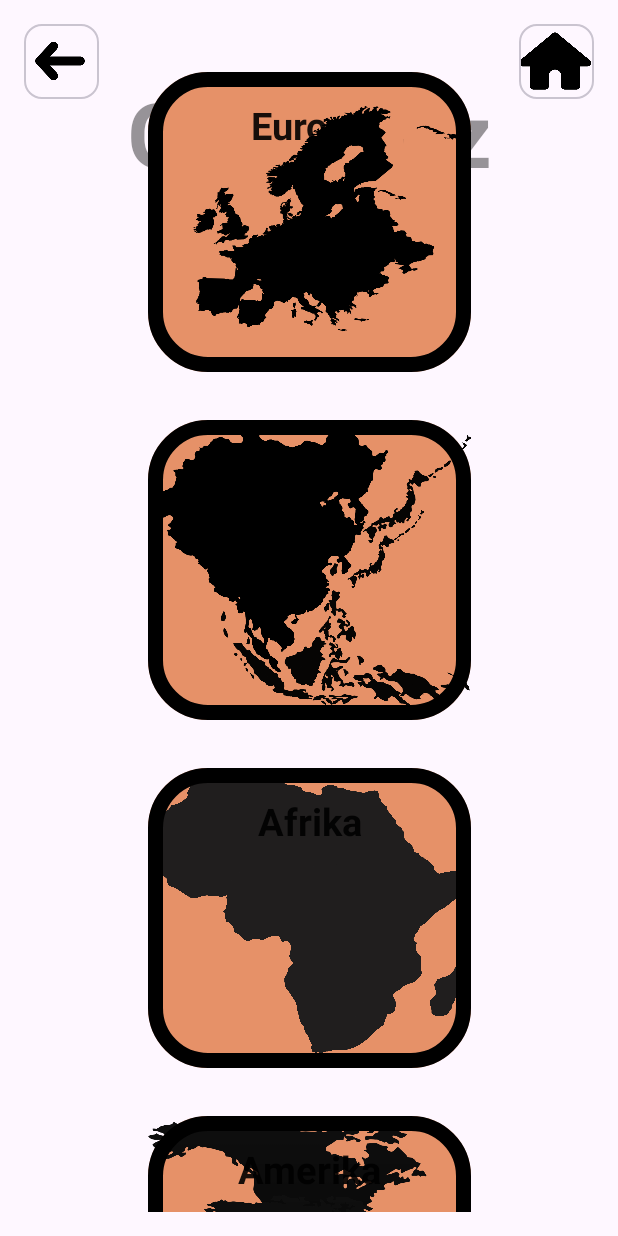
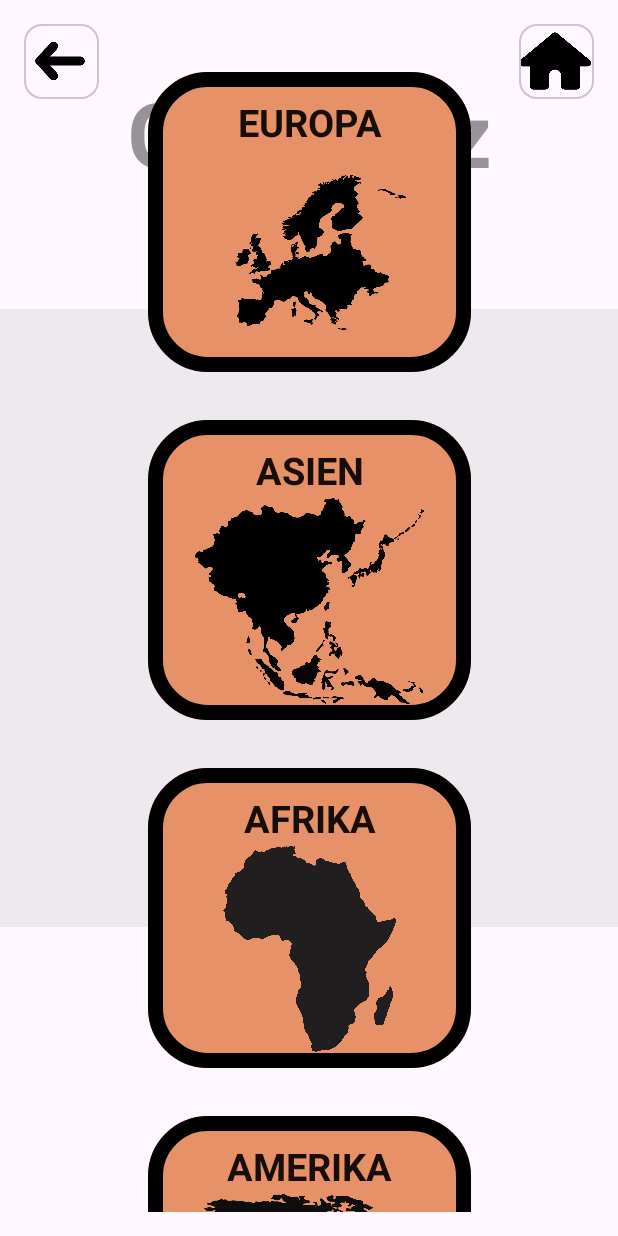
Before and after one commit to Sedat-Duentas/android-abschluss-Sedat-Duentas, an Android app: the ContinentsFragment screen opened through its navigation route, on a phone screen of 412 x 824 dp. Run offline under Robolectric (Android 15) with nearby library versions, the phone set to English and light mode, and no system bars; our stand-ins replace data binding.

Commit message:
RecyclerView3

```diff
--- a/app/src/main/java/com/example/laenderapp/adapter/ContinetsAdapter.kt
+++ b/app/src/main/java/com/example/laenderapp/adapter/ContinetsAdapter.kt
@@ -23,7 +23,6 @@ class ContinetsAdapter (
     override fun onBindViewHolder(holder: ItemViewHolder, position: Int) {
         val item = dataset[position]
 
-        holder.binding.categoryLayout.setBackgroundResource(item.imageResource)
         holder.binding.imageView2.setImageResource(item.imageResource)
         holder.binding.categoryText.setText(item.stringResource)
 
--- a/app/src/main/res/layout/fragment_continents.xml
+++ b/app/src/main/res/layout/fragment_continents.xml
@@ -12,6 +12,50 @@
         android:layout_width="match_parent"
         android:layout_height="match_parent"
         tools:context=".ui.ContinentsFragment">
+
+        <ImageView
+            android:id="@+id/background_image3"
+            android:layout_width="match_parent"
+            android:layout_height="0dp"
+            android:adjustViewBounds="true"
+            android:alpha="0.4"
+            android:cropToPadding="true"
+            app:layout_constraintBottom_toBottomOf="parent"
+            app:layout_constraintEnd_toEndOf="parent"
+            app:layout_constraintStart_toStartOf="parent"
+            app:layout_constraintTop_toTopOf="parent"
+            app:srcCompat="@drawable/earth" />
+
+        <TextView
+            android:id="@+id/textView7"
+            android:layout_width="wrap_content"
+            android:layout_height="wrap_content"
+            android:layout_marginTop="48dp"
+            android:text="Geo Quiz"
+            android:textColor="@color/black"
+            android:textSize="60dp"
+            android:textStyle="bold"
+            android:adjustViewBounds="true"
+            android:alpha="0.4"
+            android:cropToPadding="true"
+            app:layout_constraintEnd_toEndOf="@+id/background_image3"
+            app:layout_constraintStart_toStartOf="parent"
+            app:layout_constraintTop_toTopOf="@+id/background_image3" />
+
+        <androidx.recyclerview.widget.RecyclerView
+            android:id="@+id/recyclerViewHome"
+            android:layout_width="match_parent"
+            android:layout_height="wrap_content"
+            android:padding="16dp"
+            app:layoutManager="androidx.recyclerview.widget.LinearLayoutManager"
+            app:layout_constraintBottom_toBottomOf="parent"
+            app:layout_constraintEnd_toEndOf="parent"
+            app:layout_constraintHorizontal_bias="0.0"
+            app:layout_constraintStart_toStartOf="parent"
+            app:layout_constraintTop_toTopOf="parent"
+            app:layout_constraintVertical_bias="0.0"
+            tools:itemCount="4"
+            tools:listitem="@layout/item_layout" />
 
         <androidx.constraintlayout.widget.ConstraintLayout
             android:layout_width="50dp"
@@ -60,50 +104,6 @@
 
         </androidx.constraintlayout.widget.ConstraintLayout>
 
-        <ImageView
-            android:id="@+id/background_image3"
-            android:layout_width="match_parent"
-            android:layout_height="0dp"
-            android:adjustViewBounds="true"
-            android:alpha="0.4"
-            android:cropToPadding="true"
-            app:layout_constraintBottom_toBottomOf="parent"
-            app:layout_constraintEnd_toEndOf="parent"
-            app:layout_constraintStart_toStartOf="parent"
-            app:layout_constraintTop_toTopOf="parent"
-            tools:srcCompat="@drawable/earth" />
-
-        <TextView
-            android:id="@+id/textView7"
-            android:layout_width="wrap_content"
-            android:layout_height="wrap_content"
-            android:layout_marginTop="48dp"
-            android:text="Geo Quiz"
-            android:textColor="@color/black"
-            android:textSize="60dp"
-            android:textStyle="bold"
-            android:adjustViewBounds="true"
-            android:alpha="0.4"
-            android:cropToPadding="true"
-            app:layout_constraintEnd_toEndOf="@+id/background_image3"
-            app:layout_constraintStart_toStartOf="parent"
-            app:layout_constraintTop_toTopOf="@+id/background_image3" />
-
-        <androidx.recyclerview.widget.RecyclerView
-            android:id="@+id/recyclerViewHome"
-            android:layout_width="match_parent"
-            android:layout_height="wrap_content"
-            android:padding="16dp"
-            app:layoutManager="androidx.recyclerview.widget.LinearLayoutManager"
-            app:layout_constraintBottom_toBottomOf="parent"
-            app:layout_constraintEnd_toEndOf="parent"
-            app:layout_constraintHorizontal_bias="0.0"
-            app:layout_constraintStart_toStartOf="parent"
-            app:layout_constraintTop_toTopOf="parent"
-            app:layout_constraintVertical_bias="0.0"
-            tools:itemCount="4"
-            tools:listitem="@layout/item_layout" />
-
     </androidx.constraintlayout.widget.ConstraintLayout>
 
 
--- a/app/src/main/res/layout/fragment_log.xml
+++ b/app/src/main/res/layout/fragment_log.xml
@@ -49,8 +49,10 @@
                 android:layout_marginBottom="230dp"
                 app:layout_constraintBottom_toBottomOf="parent"
                 app:layout_constraintEnd_toEndOf="parent"
+                app:layout_constraintHorizontal_bias="0.5"
                 app:layout_constraintStart_toStartOf="parent"
-                app:layout_constraintTop_toTopOf="parent">
+                app:layout_constraintTop_toTopOf="parent"
+                app:layout_constraintVertical_bias="0.5">
 
                 <androidx.constraintlayout.widget.ConstraintLayout
                     android:layout_width="match_parent"
--- a/app/src/main/res/layout/item_layout.xml
+++ b/app/src/main/res/layout/item_layout.xml
@@ -39,14 +39,16 @@
                     android:layout_width="wrap_content"
                     android:layout_height="wrap_content"
                     android:layout_marginStart="107dp"
+                    android:layout_marginTop="16dp"
                     android:layout_marginEnd="107dp"
                     android:alpha="0.9"
                     android:textColor="@color/black"
                     android:textSize="25dp"
                     android:textStyle="bold"
-                    app:layout_constraintBottom_toTopOf="@+id/imageView2"
                     app:layout_constraintEnd_toEndOf="parent"
+                    app:layout_constraintHorizontal_bias="0.5"
                     app:layout_constraintStart_toStartOf="parent"
+                    app:layout_constraintTop_toTopOf="parent"
                     tools:text="EUROPA" />
 
                 <ImageView
@@ -54,10 +56,14 @@
                     android:layout_width="306dp"
                     android:layout_height="137dp"
                     android:layout_marginStart="10dp"
+                    android:layout_marginTop="16dp"
                     android:layout_marginEnd="12dp"
+                    android:layout_marginBottom="16dp"
                     app:layout_constraintBottom_toBottomOf="parent"
                     app:layout_constraintEnd_toEndOf="parent"
+                    app:layout_constraintHorizontal_bias="0.5"
                     app:layout_constraintStart_toStartOf="parent"
+                    app:layout_constraintTop_toBottomOf="@+id/category_text"
                     tools:srcCompat="@drawable/europe" />
             </androidx.constraintlayout.widget.ConstraintLayout>
         </com.google.android.material.card.MaterialCardView>
--- a/app/src/main/res/values/strings.xml
+++ b/app/src/main/res/values/strings.xml
@@ -1,9 +1,9 @@
 <resources>
     <string name="app_name">LaenderApp</string>
     <!-- TODO: Remove or change this placeholder text -->
-    <string name="europe">Europa</string>
-    <string name="asia">Asien</string>
-    <string name="africa">Afrika</string>
-    <string name="america">Amerika</string>
-    <string name="australia">Australien</string>
+    <string name="europe">EUROPA</string>
+    <string name="asia">ASIEN</string>
+    <string name="africa">AFRIKA</string>
+    <string name="america">AMERIKA</string>
+    <string name="australia">AUSTRALIEN</string>
 </resources>
--- a/app/src/main/res/values/themes.xml
+++ b/app/src/main/res/values/themes.xml
@@ -3,6 +3,7 @@
     <style name="Base.Theme.LaenderApp" parent="Theme.Material3.DayNight.NoActionBar">
         <!-- Customize your light theme here. -->
         <!-- <item name="colorPrimary">@color/my_light_primary</item> -->
+        <item name="android:statusBarColor">@color/black</item>
     </style>
 
     <style name="Theme.LaenderApp" parent="Base.Theme.LaenderApp" />
```
Also changed, not shown: app/src/main/res/layout/fragment_game_selection.xml (+12 -9 lines), app/src/main/res/layout/fragment_home.xml (+12 -9 lines), app/src/main/res/drawable/account.png (added).
